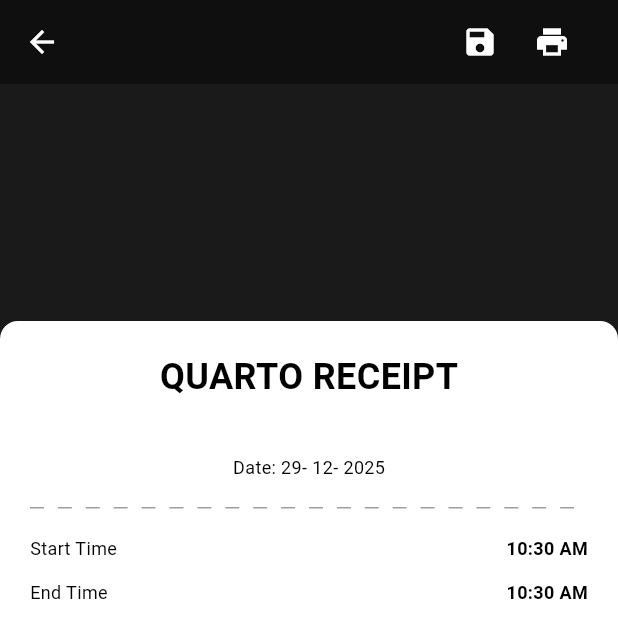
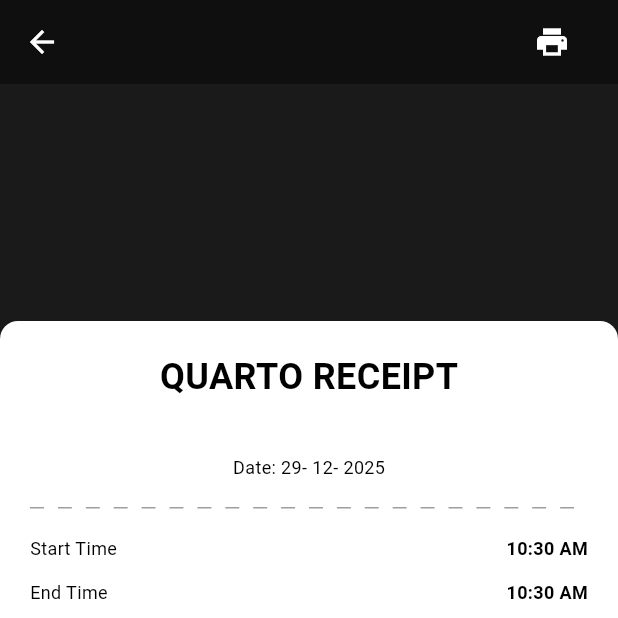
Before and after one commit to ahmedalnagdy18/quarto, a Flutter app: the InvoicePage screen opened directly with empty values, on a phone screen of 412 x 824 dp, the top half of it. Run offline on Flutter 3.47's test engine with Material 3 defaults, Android fonts, the phone set to English and light mode, and no system bars; our stand-ins replace bloc, flutter_bloc, flutter_svg, get_it, internet_connection_checker, pdf and 3 more; missing offline and left inert: excel, window_manager; accounts and stored records are empty.

Commit message:
remove save from tablets

```diff
--- a/lib/features/dashboard/presentation/screens/invoice_page.dart
+++ b/lib/features/dashboard/presentation/screens/invoice_page.dart
@@ -1,5 +1,6 @@
 import 'dart:io';
 
+import 'package:flutter/foundation.dart';
 import 'package:flutter/material.dart';
 import 'package:path_provider/path_provider.dart';
 import 'package:quarto/core/colors/app_colors.dart';
@@ -211,6 +212,9 @@ class _InvoicePageState extends State<InvoicePage> {
     );
   }
 
+  bool get isMobile =>
+      !kIsWeb && (defaultTargetPlatform == TargetPlatform.android);
+
   @override
   Widget build(BuildContext context) {
     return Scaffold(
@@ -221,10 +225,12 @@ class _InvoicePageState extends State<InvoicePage> {
         title: Text(widget.room.name, style: AppTexts.smallHeading),
         centerTitle: true,
         actions: [
-          IconButton(
-            onPressed: _savePdf,
-            icon: const Icon(Icons.save),
-          ),
+          isMobile
+              ? SizedBox()
+              : IconButton(
+                onPressed: _savePdf,
+                icon: const Icon(Icons.save),
+              ),
           IconButton(
             onPressed: _saveAndPrintPdf,
             icon: const Icon(Icons.print),
```
